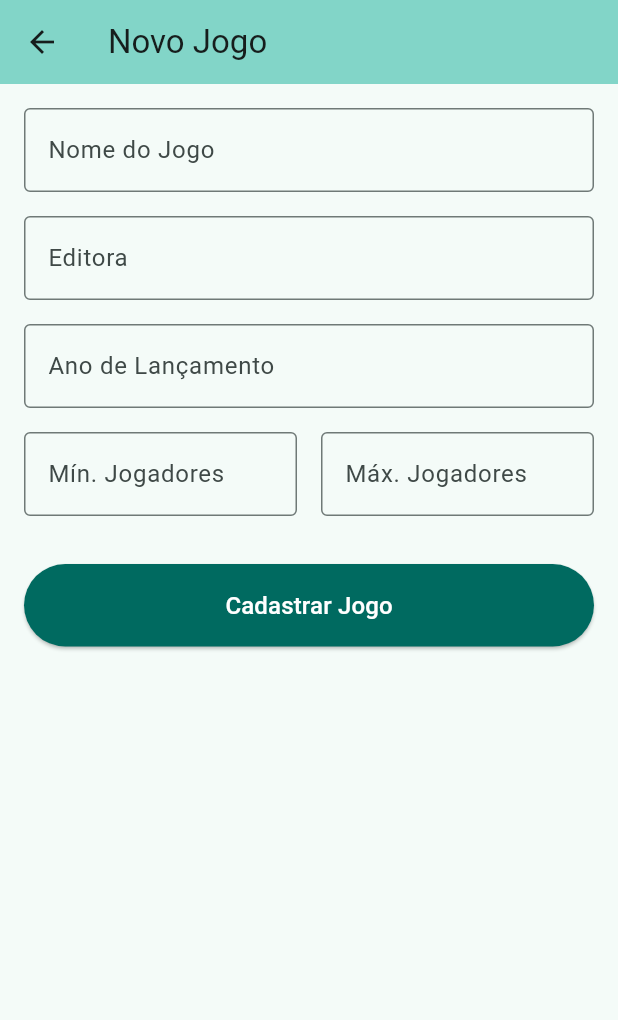
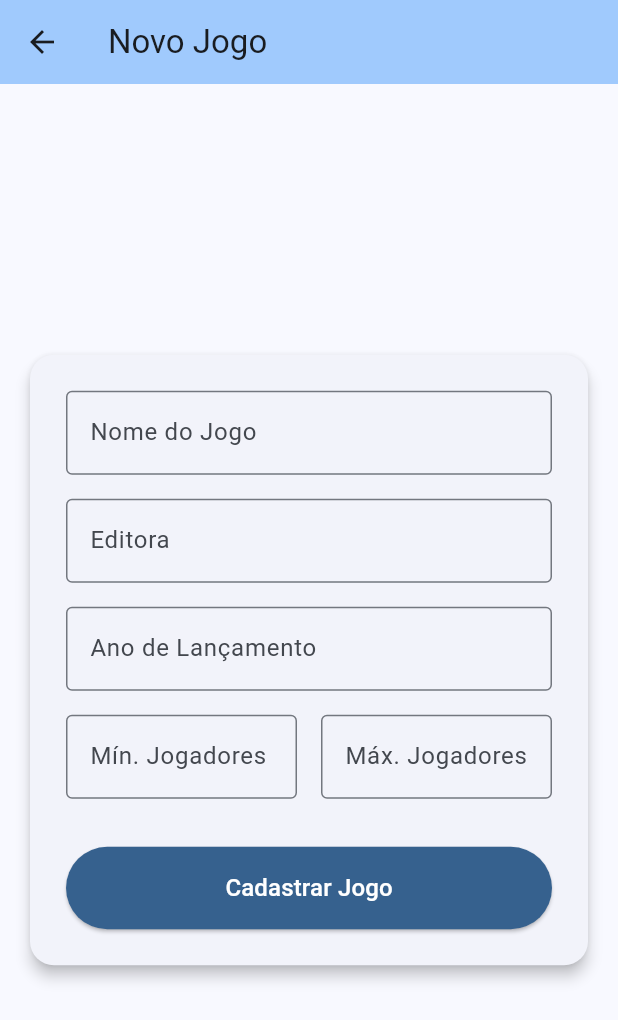
Before and after one commit to ValberSales/flutter_showcase, a Flutter app: the screen it shows after launch, after a tap on the "add" icon, on a phone screen of 412 x 824 dp. Shown: the top 1020 px of the screen. Run offline on Flutter 3.47's test engine with Material 3 defaults, Android fonts, the phone set to English and light mode, and no system bars.

Commit message:
fix: Ajustado o design da aplicação para usar cards

```diff
--- a/lib/main.dart
+++ b/lib/main.dart
@@ -13,10 +13,30 @@ class MyApp extends StatelessWidget {
     return MaterialApp(
       title: 'CRUD Jogos de Tabuleiro',
       debugShowCheckedModeBanner: false,
+
+      // 1. TEMA CLARO (Padrão)
       theme: ThemeData(
-        colorScheme: ColorScheme.fromSeed(seedColor: Colors.teal),
+        colorScheme: ColorScheme.fromSeed(
+          seedColor: Colors.blue,
+          brightness: Brightness.light, // Força o esquema claro
+        ),
         useMaterial3: true,
       ),
+
+      // 2. TEMA ESCURO
+      darkTheme: ThemeData(
+        colorScheme: ColorScheme.fromSeed(
+          seedColor: Colors.blue, // Mantém a mesma cor base (opcional)
+          brightness: Brightness.dark,  // Força o esquema escuro
+        ),
+        useMaterial3: true,
+      ),
+
+      // 3. COMPORTAMENTO DO TEMA
+      // ThemeMode.system diz para o app obedecer à configuração do celular/computador.
+      // Você também poderia forçar ThemeMode.light ou ThemeMode.dark.
+      themeMode: ThemeMode.system,
+
       home: const HomeScreen(),
     );
   }
--- a/lib/screens/form_screen.dart
+++ b/lib/screens/form_screen.dart
@@ -76,11 +76,24 @@ class _FormScreenState extends State<FormScreen> {
         backgroundColor: Theme.of(context).colorScheme.inversePrimary,
         title: Text(isEdicao ? 'Editar Jogo' : 'Novo Jogo'),
       ),
-      body: SingleChildScrollView(
+      // Center e SingleChildScrollView trabalham juntos para centralizar e permitir rolagem
+      body: Center(
+        child: SingleChildScrollView(
           padding: const EdgeInsets.all(16.0),
+          // ConstrainedBox limita a largura do formulário para 450 pixels
+          child: ConstrainedBox(
+            constraints: const BoxConstraints(maxWidth: 450),
+            child: Card(
+              elevation: 4,
+              shape: RoundedRectangleBorder(
+                borderRadius: BorderRadius.circular(16),
+              ),
+              child: Padding(
+                padding: const EdgeInsets.all(24.0), // Respiro interno do form
                 child: Form(
                   key: _formKey,
                   child: Column(
+                    mainAxisSize: MainAxisSize.min, // Faz a coluna abraçar o conteúdo sem esticar até o fim da tela
                     crossAxisAlignment: CrossAxisAlignment.stretch,
                     children: [
                       TextFormField(
@@ -137,6 +150,10 @@ class _FormScreenState extends State<FormScreen> {
                   ),
                 ),
               ),
+            ),
+          ),
+        ),
+      ),
     );
   }
 }
```
Also changed, not shown: lib/screens/details_screen.dart (+53 -21 lines), lib/screens/home_screen.dart (+37 -4 lines). Lines whose indentation alone changed are shown as unchanged.
